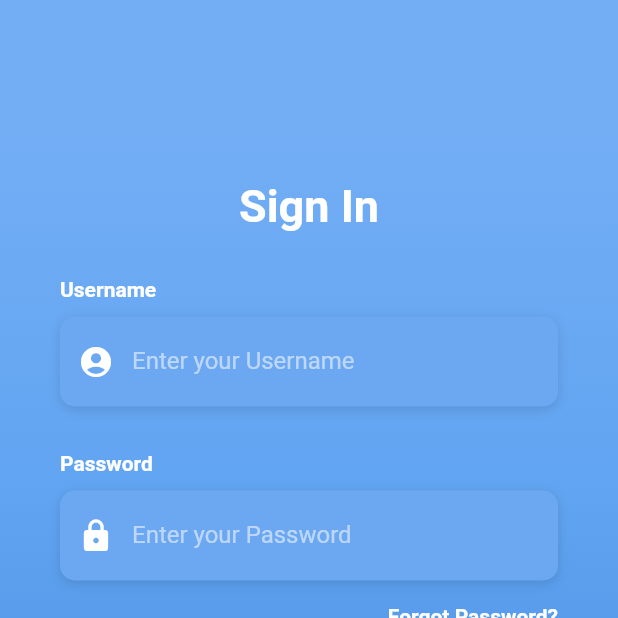
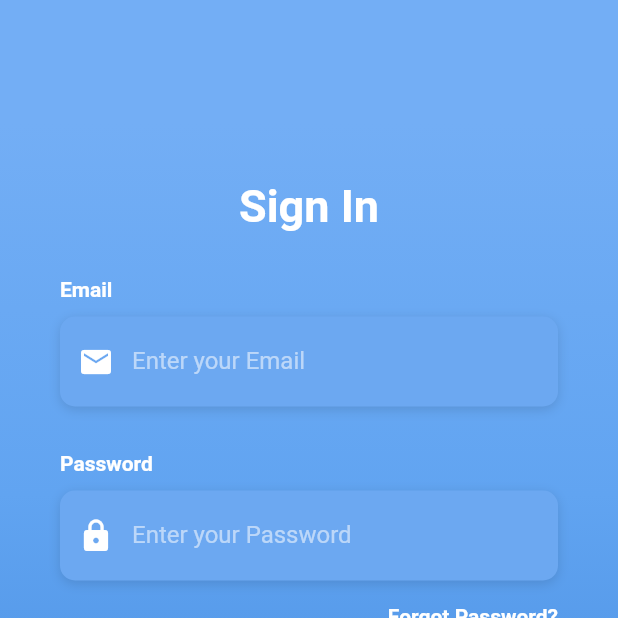
Before and after one commit to TheProudSoul/SK_flutter, a Flutter app: the screen it shows after launch, after a tap on "LOGIN", on a phone screen of 412 x 824 dp, the top half of it. Run offline on Flutter 3.47's test engine with Material 2 defaults, Android fonts, the phone set to English and light mode, and no system bars; our stand-ins replace bloc, dio, equatable, flutter_bloc, flutter_markdown, flutter_spinkit and 4 more; missing offline and left inert: notus, quill_delta, zefyr; network calls fail; Roboto replaces fonts that are missing (OpenSans).

Commit message:
make some changes

```diff
--- a/lib/common/file_entry_item.dart
+++ b/lib/common/file_entry_item.dart
@@ -23,7 +23,7 @@ class _FileEntryItemState extends State<FileEntryItem> {
     if (root.leaf) {
       return ListTile(
         leading: Icon(Icons.description, color: Colors.blueGrey[600]),
-        title: Text(root.title.substring(0,root.title.indexOf('.')), style: TextStyle(color: Colors.blueGrey[800])),
+        title: Text(root.title, style: TextStyle(color: Colors.blueGrey[800])),
         onTap: () {
           Navigator.of(context)
               .push(MaterialPageRoute(
--- a/lib/common/user_model.dart
+++ b/lib/common/user_model.dart
@@ -1,14 +1,20 @@
 class UserModel {
-  static int _userId;
-  static String _username;
-  static String _email;
+  static int _userId=0;
+  static String _username='';
+  static String _email='';
+  static String _token='';
 
   static int get userId => _userId;
   static String get username => _username;
   static String get email => _email;
+  static String get token => _token;
 
-  static setUserInfo(int userId, String username, String email) {
+  static setToken(int userId, String token) {
     _userId = userId;
+    _token = token;
+  }
+
+  static setUserInfo(String username, String email) {
     _username = username;
     _email = email;
   }
--- a/lib/screens/category_screen.dart
+++ b/lib/screens/category_screen.dart
@@ -63,6 +63,7 @@ class _CategoryScreenState extends State<CategoryScreen> {
   }
 
   Widget buildListWithData(List<FileModel> fileList) {
+    print(fileList);
     return RefreshIndicator(
         onRefresh: () async {
           BlocProvider.of<FileSystemBloc>(context).add(RefreshFileList());
--- a/lib/screens/dashboard.dart
+++ b/lib/screens/dashboard.dart
@@ -34,7 +34,7 @@ class _DashboardState extends State<Dashboard> {
     img: "assets/man.png",
   );
   MenuItem item6 = new MenuItem(
-    title: "About",
+    title: "Transition",
     img: "assets/about.png",
   );
 
--- a/lib/screens/editor.dart
+++ b/lib/screens/editor.dart
@@ -58,7 +58,7 @@ class _EditorState extends State<Editor> with SingleTickerProviderStateMixin {
         ],
         backgroundColor: Colors.white,
         centerTitle: true,
-        title: Text(widget.fileModel.title.substring(0, widget.fileModel.title.indexOf('.')), style: textStyle),
+        title: Text(widget.fileModel.title, style: textStyle),
         bottom: TabBar(controller: _controller, tabs: <Widget>[
           Tab(child: Text('Editing', style: textStyle)),
           Tab(child: Text('Preview', style: textStyle))
--- a/lib/screens/login_screen.dart
+++ b/lib/screens/login_screen.dart
@@ -11,10 +11,10 @@ class LoginScreen extends StatefulWidget {
 
 class _LoginScreenState extends State<LoginScreen> {
   Future<SharedPreferences> _prefs = SharedPreferences.getInstance();
-  TextEditingController _usernameController;
+  TextEditingController _emailController;
   TextEditingController _passwordController;
 
-  String _username;
+  String _email;
   String _password;
 
   bool _rememberMe = false;
@@ -24,7 +24,7 @@ class _LoginScreenState extends State<LoginScreen> {
     setState(() {
       _rememberMe = prefs.getBool('rememberMe') ?? false;
       if (_rememberMe) {
-        _username = prefs.getString('username') ?? '';
+        _email = prefs.getString('email') ?? '';
         _password = prefs.getString('password') ?? '';
       }
     });
@@ -35,7 +35,7 @@ class _LoginScreenState extends State<LoginScreen> {
     setState(() {
       prefs.setBool('rememberMe', _rememberMe);
       if (_rememberMe) {
-        prefs.setString('username', _username);
+        prefs.setString('email', _email);
         prefs.setString('password', _password);
       }
     });
@@ -45,13 +45,13 @@ class _LoginScreenState extends State<LoginScreen> {
   void initState() {
     super.initState();
     _getData().then((value) => {
-          _usernameController = new TextEditingController(text: _username),
+          _emailController = new TextEditingController(text: _email),
           _passwordController = new TextEditingController(text: _password)
         });
   }
 
   void _login(BuildContext context) {
-    Operations.api.login(_username, _password).then((value) {
+    Operations.api.login(_email, _password).then((value) {
       if (value == null) {
         Scaffold.of(context).showSnackBar(
             SnackBar(content: Text('发生网络错误'), duration: Duration(seconds: 3)));
@@ -81,12 +81,12 @@ class _LoginScreenState extends State<LoginScreen> {
             )));
   }
 
-  Widget _buildUsernameTF() {
+  Widget _buildEmailTF() {
     return Column(
       crossAxisAlignment: CrossAxisAlignment.start,
       children: <Widget>[
         Text(
-          'Username',
+          'Email',
           style: kLabelStyle,
         ),
         SizedBox(height: 10.0),
@@ -95,7 +95,7 @@ class _LoginScreenState extends State<LoginScreen> {
           decoration: kBoxDecorationStyle,
           height: 60.0,
           child: TextField(
-            controller: _usernameController,
+            controller: _emailController,
             keyboardType: TextInputType.text,
             style: TextStyle(
               color: Colors.white,
@@ -103,17 +103,17 @@ class _LoginScreenState extends State<LoginScreen> {
             ),
             onChanged: (value) {
               setState(() {
-                _username = value;
+                _email = value;
               });
             },
             decoration: InputDecoration(
               border: InputBorder.none,
               contentPadding: EdgeInsets.only(top: 14.0),
               prefixIcon: Icon(
-                Icons.account_circle,
+                Icons.email,
                 color: Colors.white,
               ),
-              hintText: 'Enter your Username',
+              hintText: 'Enter your Email',
               hintStyle: kHintTextStyle,
             ),
           ),
@@ -307,7 +307,7 @@ class _LoginScreenState extends State<LoginScreen> {
                               ),
 //                      _buildLogo(),
                               SizedBox(height: 30.0),
-                              _buildUsernameTF(),
+                              _buildEmailTF(),
                               SizedBox(height: 30.0),
                               _buildPasswordTF(),
                               _buildForgotPasswordBtn(),
--- a/lib/screens/preview_screen.dart
+++ b/lib/screens/preview_screen.dart
@@ -98,7 +98,7 @@ class _PreviewScreenState extends State<PreviewScreen> {
       appBar: AppBar(
         leading: IconButton(icon: Icon(Icons.arrow_back, color: Colors.black), onPressed: ()=>Navigator.pop(context)),
         centerTitle: true,
-        title: Text(widget._fileModel.title.substring(0, widget._fileModel.title.indexOf('.')), style: TextStyle(color: Colors.black)),
+        title: Text(widget._fileModel.title, style: TextStyle(color: Colors.black)),
         backgroundColor: Colors.white,
         actions: _buildAppbarActions(),
       ),
--- a/lib/screens/settings_screen.dart
+++ b/lib/screens/settings_screen.dart
@@ -61,7 +61,7 @@ class _SettingsScreenState extends State<SettingsScreen> {
                 children: <Widget>[
                   ListTile(
                     leading: CircleAvatar(
-                      child: Text('L'),
+                      child: Text('SK'),
                     ),
                     title: Text(UserModel.username),
                     onTap: () {},
--- a/lib/utilities/api.dart
+++ b/lib/utilities/api.dart
@@ -18,17 +18,28 @@ class Api {
   }
 
   /// 登录
-  Future<bool> login(String username, String password) async {
+  Future<bool> login(String email, String password) async {
+    print(email);
+    print(password);
     try {
       final response = await dio.post('/account/login',
-          data: {'username': username, 'password': password});
+          data: {'email': email, 'password': password});
       final responseBody = response.data;
       print(responseBody);
       if (responseBody['errCode'] != successCode) {
         return false;
       }
-      UserModel.setUserInfo(responseBody['data']['id'],
-          responseBody['data']['username'], responseBody['data']['email']);
+      UserModel.setToken(responseBody['data']['id'],
+          responseBody['data']['token']);
+      final response2 = await dio.get('/user/${UserModel.userId}');
+      final responseBody2 = response2.data;
+      print(responseBody2);
+      if (responseBody2['errCode'] != successCode) {
+        return false;
+      }
+      UserModel.setUserInfo(responseBody2['data']['username'],
+          responseBody2['data']['email']);
+
       return true;
     } on Exception catch (e) {
       print('$e');
@@ -87,7 +98,7 @@ class Api {
   /// 保存文件
   Future<bool> saveFile(String pathname, String content) async {
     try {
-      final response = await dio.post('/commit-edit', data: {
+      final response = await dio.post('/notification/commit-edit', data: {
         "userId": UserModel.userId,
         'path': pathname,
         "data": content
@@ -106,7 +117,7 @@ class Api {
   /// 删除文件
   Future<bool> deleteFile(String pathname, bool dir) async {
     try {
-      final response = await dio.post('/commit-delete',
+      final response = await dio.post('/notification/commit-delete',
           data: {"userId": UserModel.userId, 'path': pathname, "dir": dir});
       final responseBody = response.data;
       if (responseBody['errCode'] != successCode) {
@@ -122,7 +133,7 @@ class Api {
   /// 添加文件
   Future<bool> addFile(String pathname) async {
     try {
-      final response = await dio.post('/commit-add',
+      final response = await dio.post('/notification/commit-add',
           data: {"userId": UserModel.userId, 'path': pathname, "dir": false});
       final responseBody = response.data;
       if (responseBody['errCode'] != successCode) {
@@ -138,7 +149,7 @@ class Api {
   /// 添加文件夹
   Future<bool> addFolder(String pathname) async {
     try {
-      final response = await dio.post('/commit-add',
+      final response = await dio.post('/notification/commit-add',
           data: {"userId": UserModel.userId, 'path': pathname, "dir": true});
       final responseBody = response.data;
       if (responseBody['errCode'] != successCode) {
@@ -154,7 +165,7 @@ class Api {
   /// 移动
   Future<bool> move(String oldPath, String newPath) async {
     try {
-      final response = await dio.post('/commit-move',
+      final response = await dio.post('/notification/commit-move',
           data: {"userId": UserModel.userId, 'path': oldPath, "data": newPath});
       final responseBody = response.data;
       if (responseBody['errCode'] != successCode) {
@@ -172,6 +183,7 @@ class CustomInterceptors extends InterceptorsWrapper {
   @override
   Future onRequest(RequestOptions options) {
     print("REQUEST[${options?.method}] => PATH: ${options?.path}");
+    options.headers["Authorization"] = "Super Knowledge "+UserModel.token;
     return super.onRequest(options);
   }
   @override
```
Also changed, not shown: lib/screens/gallery_screen.dart (added, +13 -0 lines).
